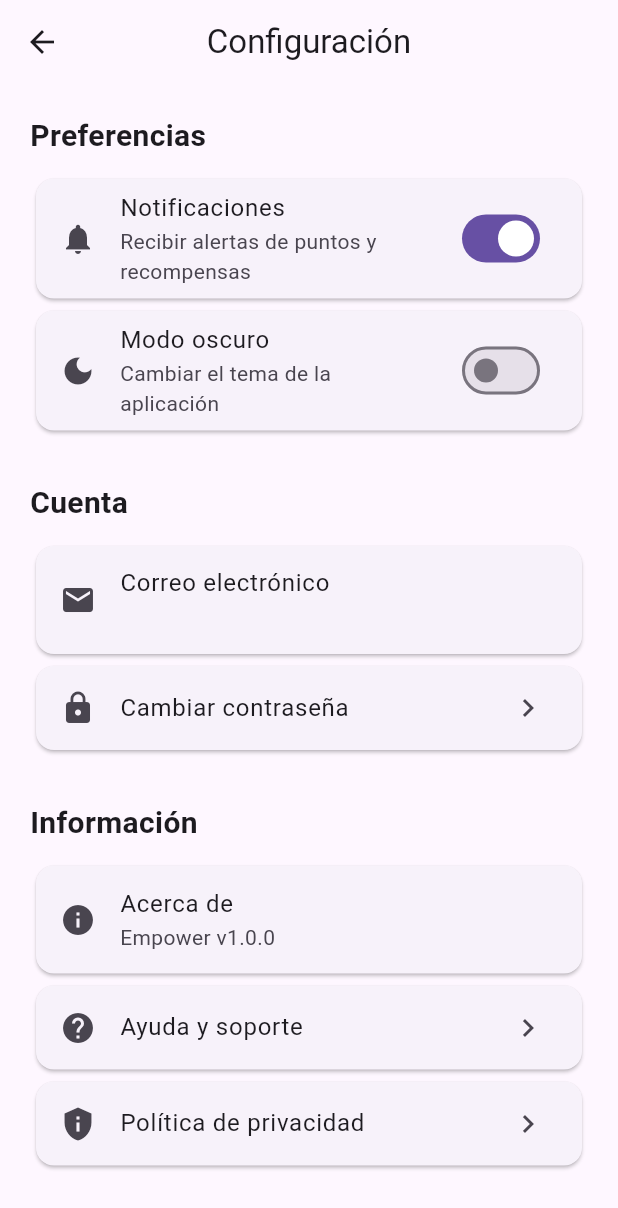
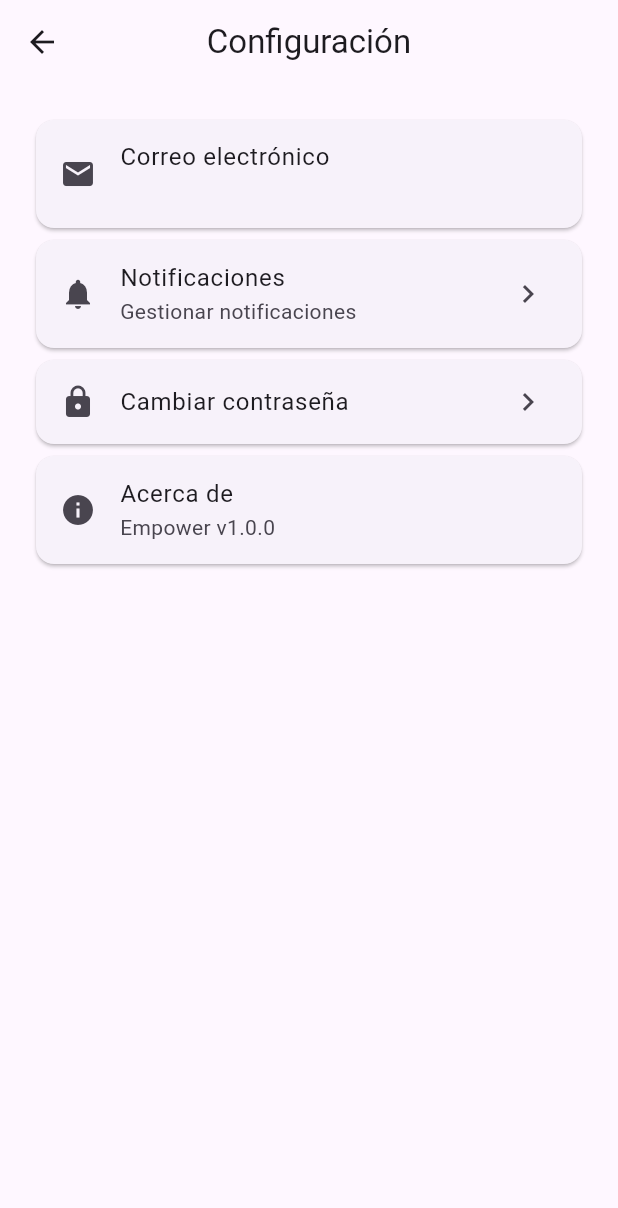
Before and after one commit to Wendy203/empower, a Flutter app: the PerfilPage screen opened directly with empty values, after a tap on "Configuración", on a phone screen of 412 x 824 dp. Shown: the top 1208 px of the screen. Run offline on Flutter 3.47's test engine with Material 3 defaults, Android fonts, the phone set to English and light mode, and no system bars.

Commit message:
Refactor ConfiguracionPage to StatelessWidget and simplify UI; update PerfilPage layout and styling; clean up pubspec.yaml

```diff
--- a/lib/configuracion_page.dart
+++ b/lib/configuracion_page.dart
@@ -1,16 +1,8 @@
 import 'package:flutter/material.dart';
 
-class ConfiguracionPage extends StatefulWidget {
+class ConfiguracionPage extends StatelessWidget {
   final String correoUsuario;
   const ConfiguracionPage({Key? key, required this.correoUsuario}) : super(key: key);
-
-  @override
-  _ConfiguracionPageState createState() => _ConfiguracionPageState();
-}
-
-class _ConfiguracionPageState extends State<ConfiguracionPage> {
-  bool notificaciones = true;
-  bool modoOscuro = false;
 
   @override
   Widget build(BuildContext context) {
@@ -22,48 +14,19 @@ class _ConfiguracionPageState extends State<ConfiguracionPage> {
       body: ListView(
         padding: EdgeInsets.all(20),
         children: [
-          Text(
-            'Preferencias',
-            style: TextStyle(fontSize: 20, fontWeight: FontWeight.bold),
-          ),
-          SizedBox(height: 10),
-          Card(
-            child: SwitchListTile(
-              title: Text('Notificaciones'),
-              subtitle: Text('Recibir alertas de puntos y recompensas'),
-              value: notificaciones,
-              onChanged: (bool value) {
-                setState(() {
-                  notificaciones = value;
-                });
-              },
-              secondary: Icon(Icons.notifications),
-            ),
-          ),
-          Card(
-            child: SwitchListTile(
-              title: Text('Modo oscuro'),
-              subtitle: Text('Cambiar el tema de la aplicación'),
-              value: modoOscuro,
-              onChanged: (bool value) {
-                setState(() {
-                  modoOscuro = value;
-                });
-              },
-              secondary: Icon(Icons.dark_mode),
-            ),
-          ),
-          SizedBox(height: 30),
-          Text(
-            'Cuenta',
-            style: TextStyle(fontSize: 20, fontWeight: FontWeight.bold),
-          ),
-          SizedBox(height: 10),
           Card(
             child: ListTile(
               leading: Icon(Icons.email),
               title: Text('Correo electrónico'),
-              subtitle: Text(widget.correoUsuario),
+              subtitle: Text(correoUsuario),
+            ),
+          ),
+          Card(
+            child: ListTile(
+              leading: Icon(Icons.notifications),
+              title: Text('Notificaciones'),
+              subtitle: Text('Gestionar notificaciones'),
+              trailing: Icon(Icons.chevron_right),
             ),
           ),
           Card(
@@ -71,19 +34,8 @@ class _ConfiguracionPageState extends State<ConfiguracionPage> {
               leading: Icon(Icons.lock),
               title: Text('Cambiar contraseña'),
               trailing: Icon(Icons.chevron_right),
-              onTap: () {
-                ScaffoldMessenger.of(context).showSnackBar(
-                  SnackBar(content: Text('Función en desarrollo')),
-                );
-              },
             ),
           ),
-          SizedBox(height: 30),
-          Text(
-            'Información',
-            style: TextStyle(fontSize: 20, fontWeight: FontWeight.bold),
-          ),
-          SizedBox(height: 10),
           Card(
             child: ListTile(
               leading: Icon(Icons.info),
@@ -91,30 +43,6 @@ class _ConfiguracionPageState extends State<ConfiguracionPage> {
               subtitle: Text('Empower v1.0.0'),
             ),
           ),
-          Card(
-            child: ListTile(
-              leading: Icon(Icons.help),
-              title: Text('Ayuda y soporte'),
-              trailing: Icon(Icons.chevron_right),
-              onTap: () {
-                ScaffoldMessenger.of(context).showSnackBar(
-                  SnackBar(content: Text('Función en desarrollo')),
-                );
-              },
-            ),
-          ),
-          Card(
-            child: ListTile(
-              leading: Icon(Icons.privacy_tip),
-              title: Text('Política de privacidad'),
-              trailing: Icon(Icons.chevron_right),
-              onTap: () {
-                ScaffoldMessenger.of(context).showSnackBar(
-                  SnackBar(content: Text('Función en desarrollo')),
-                );
-              },
-            ),
-          ),
         ],
       ),
     );
--- a/lib/perfil_page.dart
+++ b/lib/perfil_page.dart
@@ -5,6 +5,7 @@ import 'configuracion_page.dart';
 class PerfilPage extends StatelessWidget {
   final String correoUsuario;
   const PerfilPage({Key? key, required this.correoUsuario}) : super(key: key);
+
   @override
   Widget build(BuildContext context) {
     return Scaffold(
@@ -18,10 +19,7 @@ class PerfilPage extends StatelessWidget {
           crossAxisAlignment: CrossAxisAlignment.center,
           children: [
             SizedBox(height: 40),
-            CircleAvatar(
-              radius: 50,
-              backgroundImage: AssetImage('assets/imagenes/perfil.png'),
-            ),
+            Icon(Icons.account_circle, size: 100, color: Colors.blue),
             SizedBox(height: 20),
             Text(
               'Bienvenido(a)',
@@ -30,13 +28,14 @@ class PerfilPage extends StatelessWidget {
             SizedBox(height: 10),
             Text(
               correoUsuario,
-              style: TextStyle(fontSize: 18, color: Colors.grey[700]),
+              style: TextStyle(fontSize: 18, color: Colors.grey),
             ),
             SizedBox(height: 30),
             Divider(),
             ListTile(
               leading: Icon(Icons.settings),
               title: Text('Configuración'),
+              trailing: Icon(Icons.chevron_right),
               onTap: () {
                 Navigator.push(
                   context,
--- a/pubspec.yaml
+++ b/pubspec.yaml
@@ -1,7 +1,7 @@
 name: empower_app
 description: A new Flutter project
 
-publish_to: 'none' # Remove this line if you want to publish to pub.dev
+publish_to: 'none'
 
 version: 1.0.0+1
 
@@ -20,7 +20,6 @@ dev_dependencies:
     sdk: flutter
 
 flutter:
-
   uses-material-design: true
 
   assets:
```
Also changed, not shown: .claude/settings.local.json.
